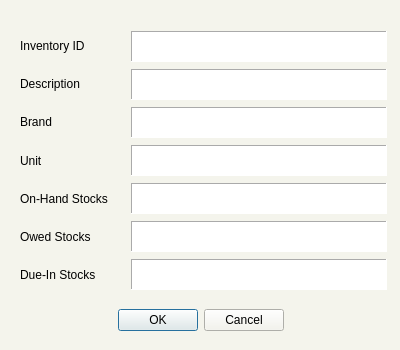
Old version of the form add_item.ui in the repository ongchangco/Economystique2.
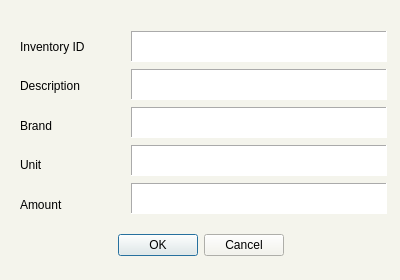
New version of the form. Icons and pictures are not drawn.

Diff of the .ui file:
```diff
--- a/add_item.ui
+++ b/add_item.ui
@@ -10,7 +10,7 @@
     <x>0</x>
     <y>0</y>
     <width>400</width>
-    <height>350</height>
+    <height>280</height>
    </rect>
   </property>
   <property name="windowTitle">
@@ -30,9 +30,9 @@
    <property name="geometry">
     <rect>
      <x>0</x>
-     <y>300</y>
+     <y>220</y>
      <width>401</width>
-     <height>41</height>
+     <height>51</height>
     </rect>
    </property>
    <property name="orientation">
@@ -51,7 +51,7 @@
      <x>20</x>
      <y>30</y>
      <width>111</width>
-     <height>261</height>
+     <height>191</height>
     </rect>
    </property>
    <layout class="QVBoxLayout" name="loParam">
@@ -86,21 +86,7 @@
     <item>
      <widget class="QLabel" name="label_7">
       <property name="text">
-       <string>On-Hand Stocks</string>
-      </property>
-     </widget>
-    </item>
-    <item>
-     <widget class="QLabel" name="label_6">
-      <property name="text">
-       <string>Owed Stocks</string>
-      </property>
-     </widget>
-    </item>
-    <item>
-     <widget class="QLabel" name="label_5">
-      <property name="text">
-       <string>Due-In Stocks</string>
+       <string>Amount</string>
       </property>
      </widget>
     </item>
@@ -236,58 +222,6 @@
 &lt;p align=&quot;center&quot; style=&quot;-qt-paragraph-type:empty; margin-top:0px; margin-bottom:0px; margin-left:0px; margin-right:0px; -qt-block-indent:0; text-indent:0px;&quot;&gt;&lt;br /&gt;&lt;/p&gt;&lt;/body&gt;&lt;/html&gt;</string>
    </property>
   </widget>
-  <widget class="QTextEdit" name="teOwed">
-   <property name="geometry">
-    <rect>
-     <x>131</x>
-     <y>221</y>
-     <width>256</width>
-     <height>31</height>
-    </rect>
-   </property>
-   <property name="styleSheet">
-    <string notr="true">background: #ffffff</string>
-   </property>
-   <property name="frameShape">
-    <enum>QFrame::Panel</enum>
-   </property>
-   <property name="tabChangesFocus">
-    <bool>true</bool>
-   </property>
-   <property name="html">
-    <string>&lt;!DOCTYPE HTML PUBLIC &quot;-//W3C//DTD HTML 4.0//EN&quot; &quot;http://www.w3.org/TR/REC-html40/strict.dtd&quot;&gt;
-&lt;html&gt;&lt;head&gt;&lt;meta name=&quot;qrichtext&quot; content=&quot;1&quot; /&gt;&lt;style type=&quot;text/css&quot;&gt;
-p, li { white-space: pre-wrap; }
-&lt;/style&gt;&lt;/head&gt;&lt;body style=&quot; font-family:'MS Shell Dlg 2'; font-size:7.8pt; font-weight:400; font-style:normal;&quot;&gt;
-&lt;p align=&quot;center&quot; style=&quot;-qt-paragraph-type:empty; margin-top:0px; margin-bottom:0px; margin-left:0px; margin-right:0px; -qt-block-indent:0; text-indent:0px;&quot;&gt;&lt;br /&gt;&lt;/p&gt;&lt;/body&gt;&lt;/html&gt;</string>
-   </property>
-  </widget>
-  <widget class="QTextEdit" name="teDueIn">
-   <property name="geometry">
-    <rect>
-     <x>131</x>
-     <y>259</y>
-     <width>256</width>
-     <height>31</height>
-    </rect>
-   </property>
-   <property name="styleSheet">
-    <string notr="true">background: #ffffff</string>
-   </property>
-   <property name="frameShape">
-    <enum>QFrame::Panel</enum>
-   </property>
-   <property name="tabChangesFocus">
-    <bool>true</bool>
-   </property>
-   <property name="html">
-    <string>&lt;!DOCTYPE HTML PUBLIC &quot;-//W3C//DTD HTML 4.0//EN&quot; &quot;http://www.w3.org/TR/REC-html40/strict.dtd&quot;&gt;
-&lt;html&gt;&lt;head&gt;&lt;meta name=&quot;qrichtext&quot; content=&quot;1&quot; /&gt;&lt;style type=&quot;text/css&quot;&gt;
-p, li { white-space: pre-wrap; }
-&lt;/style&gt;&lt;/head&gt;&lt;body style=&quot; font-family:'MS Shell Dlg 2'; font-size:7.8pt; font-weight:400; font-style:normal;&quot;&gt;
-&lt;p align=&quot;center&quot; style=&quot;-qt-paragraph-type:empty; margin-top:0px; margin-bottom:0px; margin-left:0px; margin-right:0px; -qt-block-indent:0; text-indent:0px;&quot;&gt;&lt;br /&gt;&lt;/p&gt;&lt;/body&gt;&lt;/html&gt;</string>
-   </property>
-  </widget>
  </widget>
  <resources/>
  <connections>
```
Left out of the diff: 2 changed lines with no effect on the pictures.
